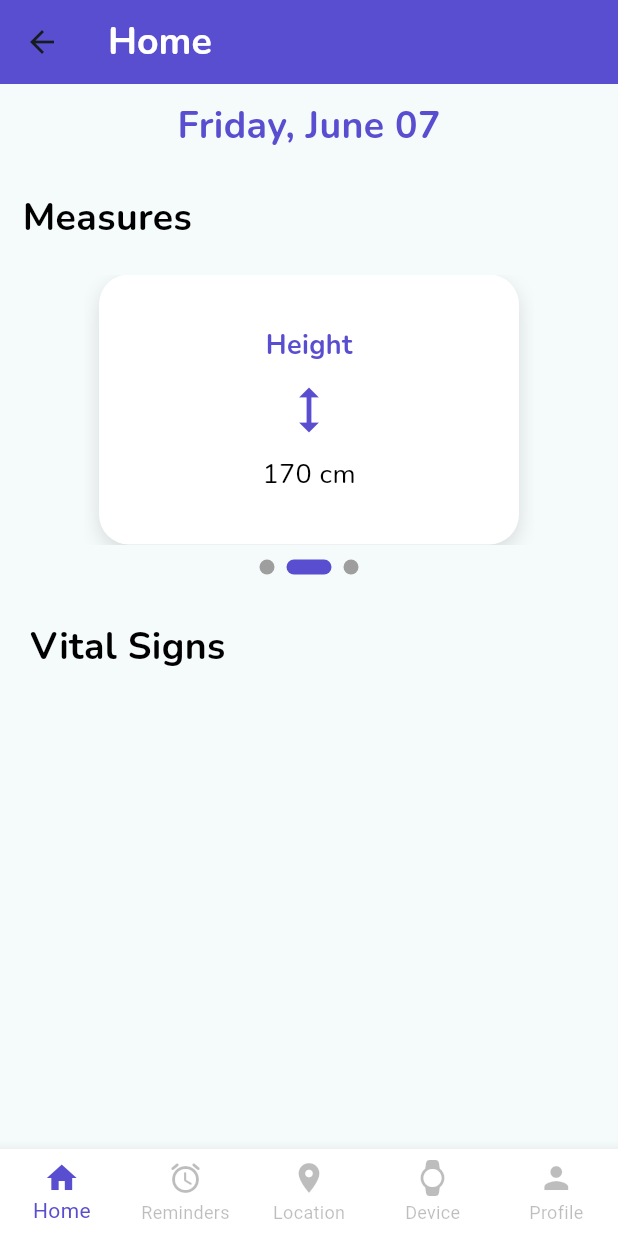
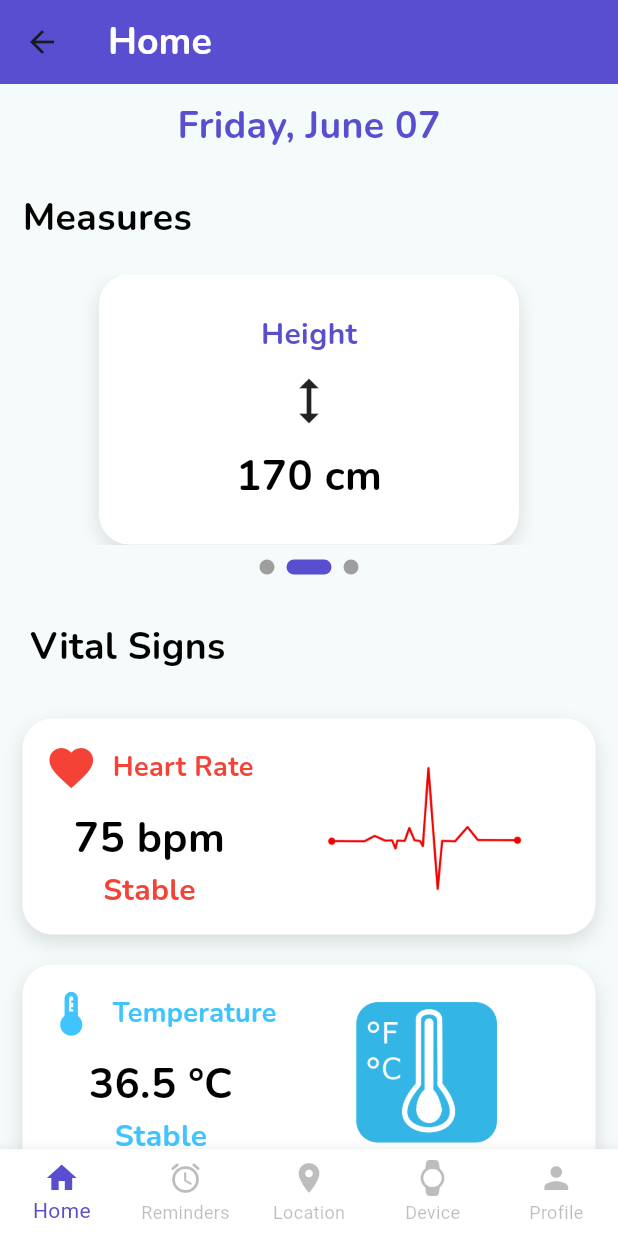
Before and after one commit to OneUp-WS71/mobile-application, a Flutter app: the HomeScreen screen opened directly, on a phone screen of 412 x 824 dp. Run offline on Flutter 3.47's test engine with Material 3 defaults, Android fonts, the phone set to English and light mode, and no system bars; drawn by our look-alikes of smooth_page_indicator; our stand-ins replace animated_splash_screen.

```diff
--- a/lib/dataManagment/presentation/home/home_screen.dart
+++ b/lib/dataManagment/presentation/home/home_screen.dart
@@ -4,8 +4,8 @@ import 'package:mobile_application/common/widgets/custom_app_bar.dart';
 import 'package:intl/intl.dart';
 import 'package:mobile_application/dataManagment/presentation/widgets/measure_box.dart';
 import 'package:mobile_application/common/widgets/navigation_bar.dart';
-import 'package:carousel_slider/carousel_slider.dart';
 import 'package:smooth_page_indicator/smooth_page_indicator.dart';
+import 'package:mobile_application/dataManagment/presentation/widgets/vital_signs_box.dart';
 
 class HomeScreen extends StatefulWidget {
   const HomeScreen({Key? key}) : super(key: key);
@@ -13,9 +13,31 @@ class HomeScreen extends StatefulWidget {
   @override
   _HomeScreenState createState() => _HomeScreenState();
 }
+
 class _HomeScreenState extends State<HomeScreen> {
   var _indicatorSlider = 1;
   final _pageController = PageController(initialPage: 1);
+
+  //Lista de vital signs
+  final List<Map<String,dynamic>> vitalSignsData=[
+    {
+      'title': 'Heart Rate',
+      'measure':'75 bpm',
+      'value':'Stable',
+      'icon': Icons.favorite,
+      'iconColor': Colors.red,
+      'image': 'assets/images/Latido.png',
+    },
+    {
+      'title': 'Temperature',
+      'measure':'36.5 °C',
+      'value':'Stable',
+      'icon': Icons.thermostat,
+      'iconColor': Colors.lightBlueAccent,
+      'image': 'assets/images/temperature.png',
+    },
+
+  ];
 
   @override
   Widget build(BuildContext context) {
@@ -116,6 +138,23 @@ class _HomeScreenState extends State<HomeScreen> {
               ),
             ),
           ),
+          //Agregar list de vital signs
+          Expanded(
+              child: ListView.builder(
+                itemCount: vitalSignsData.length,
+                itemBuilder: (context,index){
+                  final vitalSign=vitalSignsData[index];
+                  return VitalSignsBox(
+                      title: vitalSign['title']!,
+                      measure: vitalSign['measure']!,
+                      value: vitalSign['value']!,
+                    icon: vitalSign['icon']!,
+                    iconColor: vitalSign['iconColor']!,
+                    image: vitalSign['image']!,
+                  );
+                }
+              )
+          ),
         ],
       ),
     );
--- a/lib/dataManagment/presentation/widgets/measure_box.dart
+++ b/lib/dataManagment/presentation/widgets/measure_box.dart
@@ -36,7 +36,7 @@ class MeasureBox extends StatelessWidget {
             title,
             style: TextStyle(
               fontFamily: Styles.headingFont,
-              fontSize: 18,
+              fontSize: 20,
               fontWeight: FontWeight.bold,
               color: Styles.primaryColor,
             ),
@@ -45,14 +45,15 @@ class MeasureBox extends StatelessWidget {
           Icon(
             icon,
             size: 40,
-            color: Styles.primaryColor,
+            color: Colors.black87,
           ),
           const SizedBox(height: 10),
           Text(
             value,
             style: TextStyle(
               fontFamily: Styles.headingFont,
-              fontSize: 18,
+              fontWeight: FontWeight.bold,
+              fontSize: 28,
               color: Colors.black,
             ),
           ),
--- a/lib/dataManagment/presentation/widgets/vital_signs_box.dart
+++ b/lib/dataManagment/presentation/widgets/vital_signs_box.dart
@@ -2,18 +2,28 @@ import 'package:flutter/material.dart';
 import 'package:mobile_application/common/styles/styles.dart';
 
 class VitalSignsBox extends StatelessWidget {
+  final String title;
   final String measure;
   final String value;
+  final IconData icon;
+  final String image;
+  final Color iconColor;
+
   const VitalSignsBox({
     Key? key,
+    required this.title,
     required this.measure,
     required this.value,
+    required this.icon,
+    required this.image,
+    required this.iconColor,
   }) : super(key: key);
+
   @override
   Widget build(BuildContext context) {
     return Container(
-      width: 400,
-      margin: const EdgeInsets.symmetric(horizontal: 10),
+      margin: const EdgeInsets.symmetric(vertical: 10, horizontal: 15),
+      padding: const EdgeInsets.all(15),
       decoration: BoxDecoration(
         color: Colors.white,
         borderRadius: BorderRadius.circular(20),
@@ -33,29 +43,53 @@ class VitalSignsBox extends StatelessWidget {
               Row(
                 children: [
                   Icon(
-                    Icons.favorite,
-                    size: 40,
-                    color: Colors.red,
+                    icon,
+                    size: 35,
+                    color: iconColor,
                   ),
                   SizedBox(width: 10),
                   Text(
-                    'Heart',
+                    title,
                     style: TextStyle(
                       fontFamily: Styles.headingFont,
                       fontSize: 18,
                       fontWeight: FontWeight.bold,
-                      color: Styles.primaryColor,
+                      color: iconColor,
                     ),
                   ),
 
                 ],
               ),
               const SizedBox(height: 10),
+              Text(
+                measure,
+                style: TextStyle(
+                  fontFamily: Styles.headingFont,
+                  fontWeight: FontWeight.bold,
+                  fontSize: 28,
+                  color: Colors.black,
+                ),
+              ),
+              SizedBox(width: 10),
+              // CLASE QUE MUESTRA SI ESTA ESTABLE O NO
+              Text(
+                value,
+                style: TextStyle(
+                  fontFamily: Styles.headingFont,
+                  fontWeight: FontWeight.bold,
+                  fontSize: 20,
+                  color: iconColor,
+                ),
+              ),
 
             ],
           ),
-          const SizedBox(width: 10),
-          Image.asset('assets/images/Latido.png'),
+          const Spacer(),
+          Image.asset(
+              image,
+              width: 200,
+              height: 100,
+          ),
         ],
       ),
     );
```
Also changed, not shown: assets/images/temperature.png (added).
